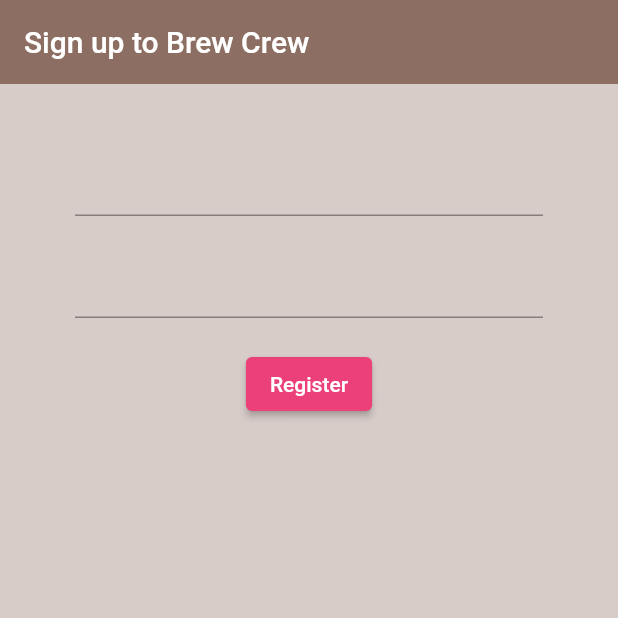
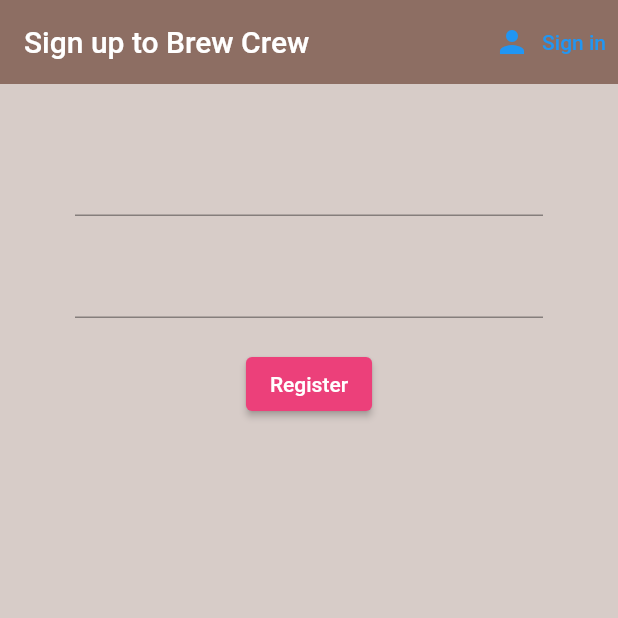
Before and after one commit to ronhedwigzape/brew_crew, a Flutter app: the screen it shows after launch, after a tap on "Register", on a phone screen of 412 x 824 dp, the top half of it. Run offline on Flutter 3.47's test engine with Material 2 defaults, Android fonts, the phone set to English and light mode, and no system bars; our stand-ins replace firebase_auth, firebase_core; accounts and stored records are empty.

Commit message:
Create toggle function between register and sign in

```diff
--- a/lib/screens/authenticate/authenticate.dart
+++ b/lib/screens/authenticate/authenticate.dart
@@ -1,4 +1,5 @@
 import 'package:brew_crew/screens/authenticate/register.dart';
+import 'package:brew_crew/screens/authenticate/sign_in.dart';
 import 'package:flutter/material.dart';
 
 class Authenticate extends StatefulWidget {
@@ -9,8 +10,19 @@ class Authenticate extends StatefulWidget {
 }
 
 class _AuthenticateState extends State<Authenticate> {
+
+  bool showSignIn = true;
+
+  void toggleView() {
+    setState(() => showSignIn = !showSignIn);
+  }
+
   @override
   Widget build(BuildContext context) {
-    return const Register();
+    if (showSignIn) {
+      return SignIn(toggleView: toggleView);
+    } else {
+      return Register(toggleView: toggleView);
+    }
   }
 }
--- a/lib/screens/authenticate/register.dart
+++ b/lib/screens/authenticate/register.dart
@@ -2,7 +2,9 @@ import 'package:flutter/foundation.dart';
 import 'package:flutter/material.dart';
 
 class Register extends StatefulWidget {
-  const Register({super.key});
+
+  final Function toggleView;
+  const Register({super.key, required this.toggleView});
 
   @override
   State<Register> createState() => _RegisterState();
@@ -23,6 +25,15 @@ class _RegisterState extends State<Register> {
         backgroundColor: Colors.brown[400],
         elevation: 0.0,
         title: const Text('Sign up to Brew Crew'),
+        actions: <Widget>[
+          TextButton.icon(
+            icon: const Icon(Icons.person),
+            label: const Text('Sign in'),
+            onPressed: () => {
+              widget.toggleView(),
+            }
+          ),
+        ],
       ),
       body: Container(
         padding:
--- a/lib/screens/authenticate/sign_in.dart
+++ b/lib/screens/authenticate/sign_in.dart
@@ -2,7 +2,9 @@ import 'package:flutter/foundation.dart';
 import 'package:flutter/material.dart';
 
 class SignIn extends StatefulWidget {
-  const SignIn({super.key});
+
+  final Function toggleView;
+  const SignIn({super.key, required this.toggleView});
 
   @override
   State<SignIn> createState() => _SignInState();
@@ -22,6 +24,15 @@ class _SignInState extends State<SignIn> {
         backgroundColor: Colors.brown[400],
         elevation: 0.0,
         title: const Text('Sign in to Brew Crew'),
+        actions: <Widget>[
+          TextButton.icon(
+            icon: const Icon(Icons.person),
+            label: const Text('Register'),
+            onPressed: () => {
+              widget.toggleView()
+            }
+          ),
+        ],
       ),
       body: Container(
         padding:
```
